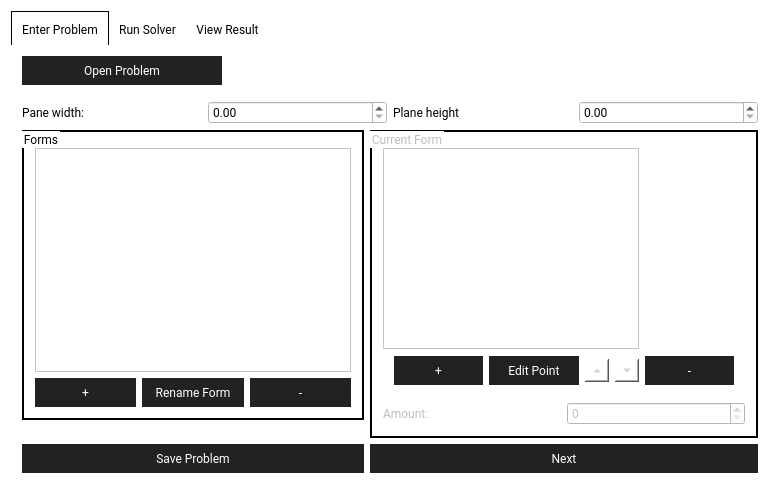
Above: Optiblech/mainwindow.ui from CSNWEB/gi-2015 before the change. Below: the same form after it.
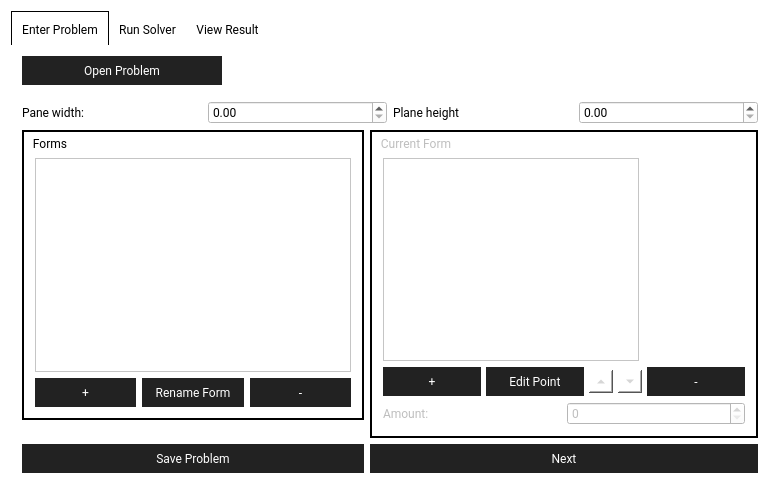
That is the form after the change.

What changed in the file:
```diff
--- a/Optiblech/mainwindow.ui
+++ b/Optiblech/mainwindow.ui
@@ -46,7 +46,13 @@
 
 QGroupBox{
 	border:2px solid black;
-	padding-top:5px;
+	padding-top:15px;
+}
+
+QGroupBox::title{
+	subcontrol-origin: padding;
+	margin-top:4px;
+	margin-left:7px;
 }
 
 QPushButton{
@@ -200,8 +206,20 @@
              <item>
               <widget class="QWidget" name="pointManageContainer" native="true">
                <layout class="QHBoxLayout" name="horizontalLayout_5">
+                <property name="spacing">
+                 <number>5</number>
+                </property>
+                <property name="leftMargin">
+                 <number>0</number>
+                </property>
                 <property name="topMargin">
-                 <number>1</number>
+                 <number>0</number>
+                </property>
+                <property name="rightMargin">
+                 <number>0</number>
+                </property>
+                <property name="bottomMargin">
+                 <number>0</number>
                 </property>
                 <item>
                  <widget class="QPushButton" name="addPointButton">
```
